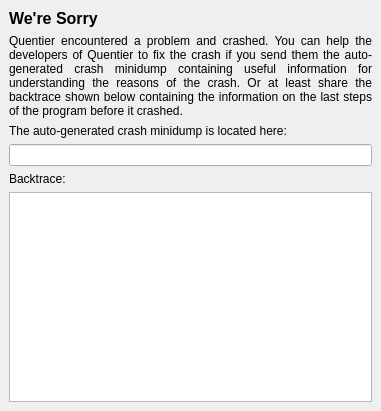
The window that crash_handler/src/MainWindow.ui (d1vanov/quentier) describes before a commit, drawn with Qt 5.
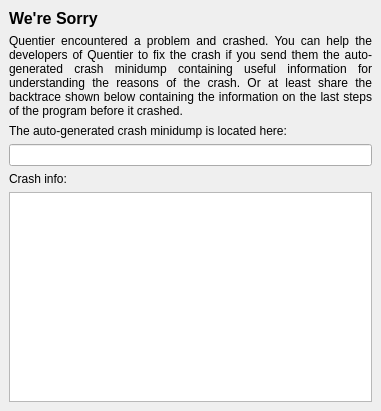
The same window after the commit.

Commit message: Issue #141: add some build time collected information to the output of crash handler

The edit to the form file:
```diff
--- a/crash_handler/src/MainWindow.ui
+++ b/crash_handler/src/MainWindow.ui
@@ -55,7 +55,7 @@
     <item>
      <widget class="QLabel" name="stackTraceLabel">
       <property name="text">
-       <string>Backtrace:</string>
+       <string>Crash info:</string>
       </property>
      </widget>
     </item>
```
The commit also changes 4 other files.
